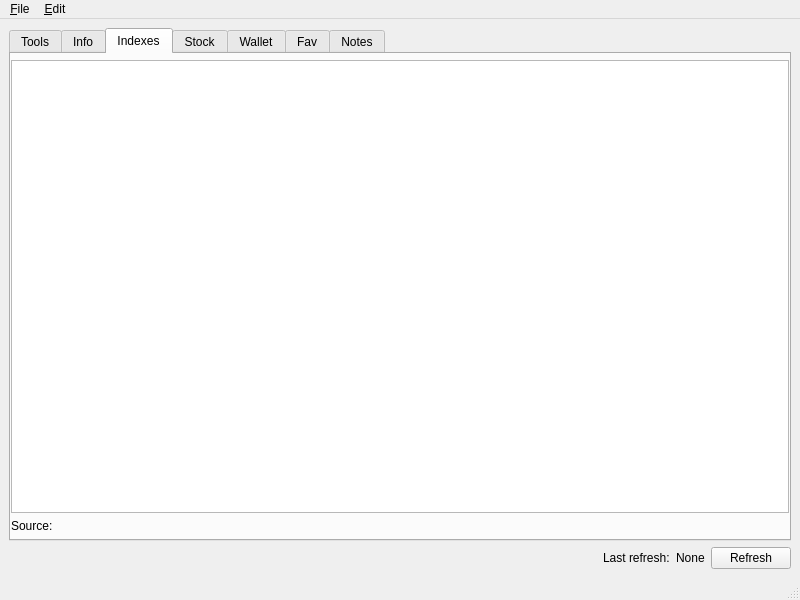
Above: src/stockmonitor/ui/mainwindow.ui from anetczuk/stock-monitor before the change. Below: the same form after it.
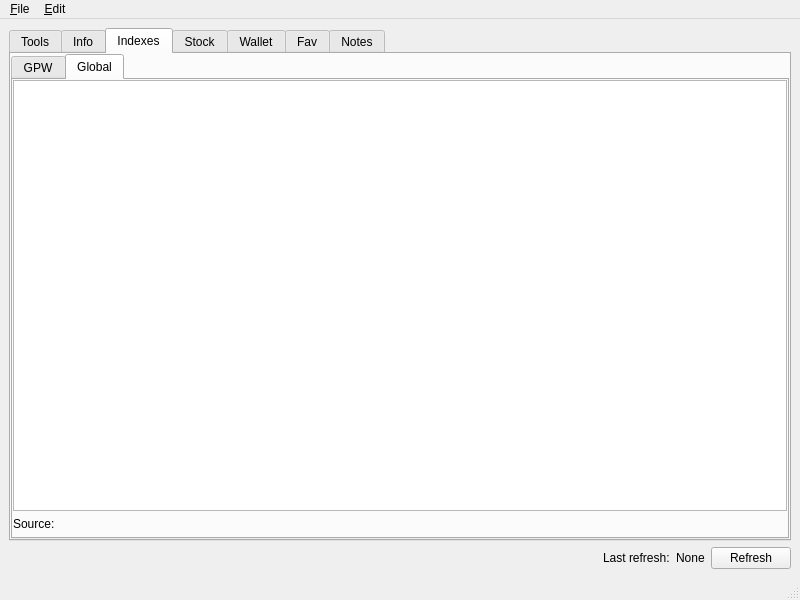
That is the form after the change. The open tabs and pages were chosen to show the change. Custom widgets are drawn as their Qt base class.

Commit message: Add global indexes widget

```diff
--- a/src/stockmonitor/ui/mainwindow.ui
+++ b/src/stockmonitor/ui/mainwindow.ui
@@ -161,16 +161,38 @@
          <number>0</number>
         </property>
         <property name="topMargin">
-         <number>6</number>
+         <number>0</number>
         </property>
         <property name="rightMargin">
          <number>0</number>
         </property>
         <property name="bottomMargin">
+         <number>0</number>
+        </property>
+        <item>
+         <widget class="QTabWidget" name="indexesTabWidget">
+          <property name="currentIndex">
+           <number>1</number>
+          </property>
+          <widget class="QWidget" name="gpwIndexesTab">
+           <attribute name="title">
+            <string>GPW</string>
+           </attribute>
+           <layout class="QVBoxLayout" name="verticalLayout_17">
+            <property name="leftMargin">
+             <number>0</number>
+            </property>
+            <property name="topMargin">
+             <number>0</number>
+            </property>
+            <property name="rightMargin">
+             <number>0</number>
+            </property>
+            <property name="bottomMargin">
          <number>6</number>
         </property>
         <item>
-         <widget class="DataFrameTable" name="indexesTable"/>
+             <widget class="DataFrameTable" name="gpwIndexesTable"/>
         </item>
         <item>
          <layout class="QHBoxLayout" name="horizontalLayout_2" stretch="0,1">
@@ -189,6 +211,50 @@
            </widget>
           </item>
          </layout>
+            </item>
+           </layout>
+          </widget>
+          <widget class="QWidget" name="globalIndexesTab">
+           <attribute name="title">
+            <string>Global</string>
+           </attribute>
+           <layout class="QVBoxLayout" name="verticalLayout_18">
+            <property name="leftMargin">
+             <number>0</number>
+            </property>
+            <property name="topMargin">
+             <number>0</number>
+            </property>
+            <property name="rightMargin">
+             <number>0</number>
+            </property>
+            <property name="bottomMargin">
+             <number>6</number>
+            </property>
+            <item>
+             <widget class="DataFrameTable" name="globalIndexesTable"/>
+            </item>
+            <item>
+             <layout class="QHBoxLayout" name="horizontalLayout_4" stretch="0,1">
+              <item>
+               <widget class="QLabel" name="label_4">
+                <property name="text">
+                 <string>Source:</string>
+                </property>
+               </widget>
+              </item>
+              <item>
+               <widget class="QLabel" name="globalIndexesSourceLabel">
+                <property name="text">
+                 <string/>
+                </property>
+               </widget>
+              </item>
+             </layout>
+            </item>
+           </layout>
+          </widget>
+         </widget>
         </item>
        </layout>
       </widget>
```
Left out of the diff: 54 changed lines with no effect on the pictures. Lines whose indentation alone changed are shown as unchanged. The commit also changes 5 other files.
